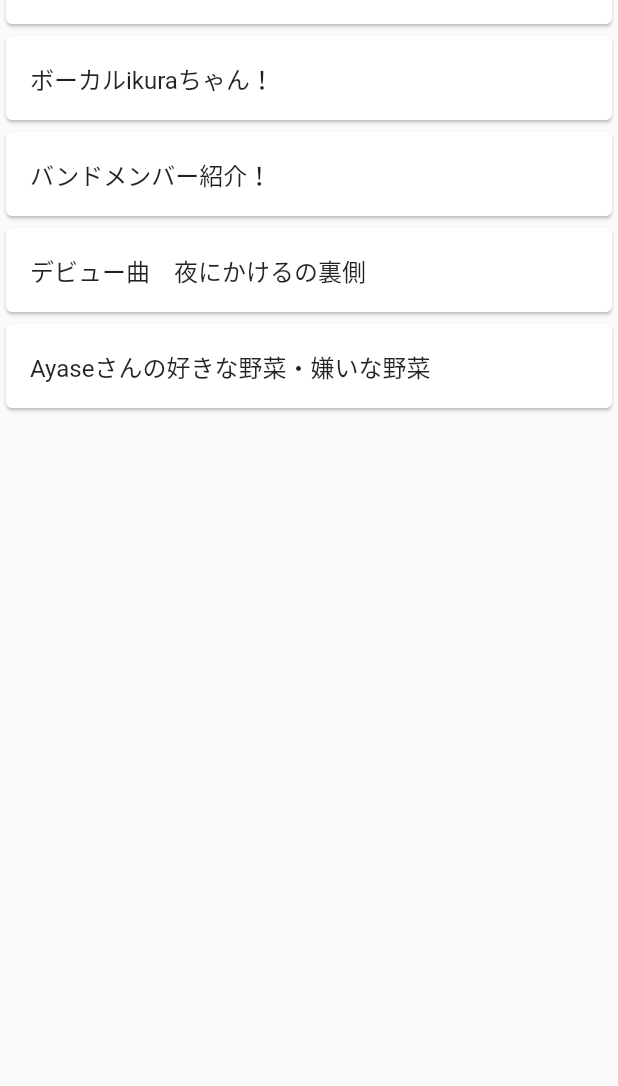
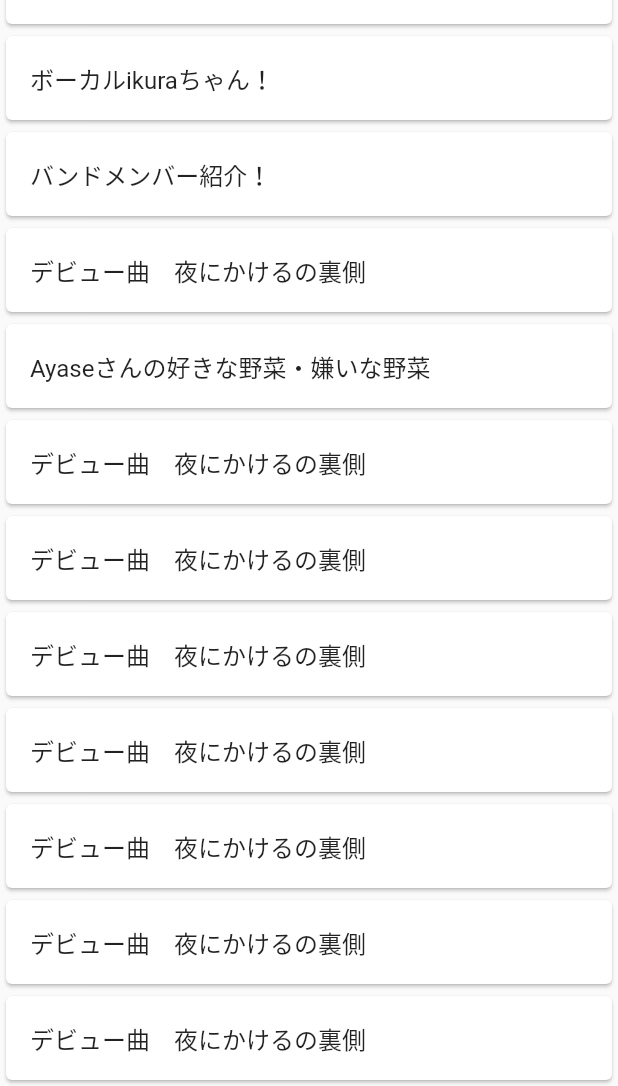
Before and after one commit to sugawara-kazuya/YOASOBI_app, a Flutter app: the NewsPage screen opened directly, on a phone screen of 412 x 824 dp, the part 150-1236 px from its top. Run offline on Flutter 3.47's test engine with Material 2 defaults, Android fonts, the phone set to English and light mode, and no system bars; our stand-ins replace cloud_firestore, firebase_auth, firebase_core, firebase_storage, image_picker; accounts and stored records are empty; network calls fail.

Commit message:
four-comit

```diff
--- a/my_app/lib/newses/news_1.dart
+++ b/my_app/lib/newses/news_1.dart
@@ -30,7 +30,7 @@ class _News_1State extends State<News_1> {
                     SizedBox(height: 20,),
                     Text('Ayaseさんは音楽合成ソフト・VOCALOIDで楽曲制作を行うボカロPとしても活動しており、Hey! Say! JUMP!やLiSAとUruのコラボ曲などの楽曲提供も手掛けています。',style: TextStyle(fontSize: 20,),),
                     SizedBox(height: 20,),
-                    Text('ikuraさんはシンガーソングライター『幾田りら』名義でも活動。アコースティックセッションユニット『ぷらそにか』のメンバーの1人でもあり、カバー曲を中心とした動画をYouTubeへ投稿しています。',style: TextStyle(fontSize: 20,),),
+                    Text('ikuraさんはシンガーソングライター『幾田りら』名義でも活動。アコースティックセッションユニット『ぷらそにか』のメンバーの1人でもあり、カバー曲を中心とした動画をYouTubeへ投稿していました。',style: TextStyle(fontSize: 20,),),
                     SizedBox(height: 20,),
                     Text('ソニーミュージックが運用する小説・イラスト投稿サイト『monogatary.com』で行われた、大賞に輝いた小説を楽曲化するコンテスト『モノコン2019』をきっかけにYOASOBIが結成。以降はデビュー曲「夜に駆ける」を初めとした数々の楽曲を発表しています。',style: TextStyle(fontSize: 20,),),
                     SizedBox(height: 20,),
--- a/my_app/lib/newses/news_2.dart
+++ b/my_app/lib/newses/news_2.dart
@@ -13,7 +13,7 @@ class _News_2State extends State<News_2> {
     return Scaffold(
       appBar: AppBar(
         centerTitle: true,
-        title: Text('ikuraちゃんの歌', style: TextStyle(color: Colors.pinkAccent),),
+        title: Text('ボーカルikuraちゃん!', style: TextStyle(color: Colors.pinkAccent),),
         backgroundColor: Colors.black,
         elevation: 5,
         iconTheme: IconThemeData(color: Colors.white),
@@ -26,15 +26,23 @@ class _News_2State extends State<News_2> {
               alignment: Alignment.centerLeft,
               child: Column(
                 children: [
-                  Text('ikuraちゃんはの本名は幾多りらさんといいます。実はもともとは「こころ」ちゃんという名前だったみたいです！',style: TextStyle(fontSize: 20,),),
+                  Text('幾田りらさん',style: TextStyle(fontSize: 20,),),
                   SizedBox(height: 20,),
-                  Text('',style: TextStyle(fontSize: 20,),),
+                  Text('2000年9月25日　シカゴ生まれ！',style: TextStyle(fontSize: 20,),),
                   SizedBox(height: 20,),
-                  Text('',style: TextStyle(fontSize: 20,),),
+                  Text('2016年～ アコースティックセッションユニット「ぷらそにか」',style: TextStyle(fontSize: 20,),),
                   SizedBox(height: 20,),
-                  Text('',style: TextStyle(fontSize: 20,),),
+                  Text('2018年～ 音楽ユニット「YOASOBI」結成',style: TextStyle(fontSize: 20,),),
                   SizedBox(height: 20,),
-                  Text('',style: TextStyle(fontSize: 20,),),
+                  Text('日本のシンガーソングライター。 「小説を音楽にする」ユニット「YOASOBI」のメンバー（ikura名義）としても活動している。2021年8月13日までは、アコースティックセッションユニット「ぷらそにか」のメンバーとしても活動していた。',style: TextStyle(fontSize: 20,),),
+                  SizedBox(height: 20,),
+                  Text('ライラックの花というのはどのようなものかというと、フランス語で「Lilas」と書きヨーロッパ原産の花となっており花言葉は「思い出」「友情」だそうです。',style: TextStyle(fontSize: 20,),),
+                  SizedBox(height: 20,),
+                  Text('音楽ユニット「YOASOBI」では「ikura」という名前で活動しているようなのですが、それは「いくたりら」という名前から最初と最後の文字を取って「いくら」→「ikura」と命名',style: TextStyle(fontSize: 20,),),
+                  SizedBox(height: 20,),
+                  Text('ちなみに海産物のイクラはあまり好きではないらしいのでそことの関連性はなさそうです。',style: TextStyle(fontSize: 20,),),
+                  SizedBox(height: 20,),
+                  Text('最近のラジオで判明したのですが、「こころ」ちゃんという名前が最初につけられていたみたいで、ギリギリで変更になったみたいです！',style: TextStyle(fontSize: 20,),),
                   SizedBox(height: 20,),
                   Text('',style: TextStyle(fontSize: 20,),),
                   SizedBox(height: 20,),
--- a/my_app/lib/newses/news_3.dart
+++ b/my_app/lib/newses/news_3.dart
@@ -13,7 +13,7 @@ class _News_3State extends State<News_3> {
     return Scaffold(
       appBar: AppBar(
         centerTitle: true,
-        title: Text('ほのぐもさんの秘密', style: TextStyle(color: Colors.pinkAccent),),
+        title: Text('バンドメンバー紹介', style: TextStyle(color: Colors.pinkAccent),),
         backgroundColor: Colors.black,
         elevation: 5,
         iconTheme: IconThemeData(color: Colors.white),
--- a/my_app/lib/newses/news_4.dart
+++ b/my_app/lib/newses/news_4.dart
@@ -13,7 +13,7 @@ class _News_4State extends State<News_4> {
     return Scaffold(
       appBar: AppBar(
         centerTitle: true,
-        title: Text('We are Asshre', style: TextStyle(color: Colors.pinkAccent),),
+        title: Text('デビュー曲　夜にかけるの裏側', style: TextStyle(color: Colors.pinkAccent),),
         backgroundColor: Colors.black,
         elevation: 5,
         iconTheme: IconThemeData(color: Colors.white),
--- a/my_app/lib/view/account/account_page.dart
+++ b/my_app/lib/view/account/account_page.dart
@@ -123,6 +123,7 @@ class _AccountPageState extends State<AccountPage> {
                                             foregroundImage: NetworkImage(
                                                 myAccount.imagePath),
                                           ),
+                                          SizedBox(width: 10,),
                                           Expanded(
                                             child: Container(
                                               child: Column(
--- a/my_app/lib/view/time_line/news_page.dart
+++ b/my_app/lib/view/time_line/news_page.dart
@@ -78,6 +78,107 @@ class _NewsPageState extends State<NewsPage> {
               ),
             ),
           ),
+          InkWell(
+            onTap: (){
+              Navigator.push(context, MaterialPageRoute(builder: (context) => News_4()));
+            },
+            child: Card(
+              child: ListTile(
+                title: Text('デビュー曲　夜にかけるの裏側'),
+              ),
+            ),
+          ),
+          InkWell(
+            onTap: (){
+              Navigator.push(context, MaterialPageRoute(builder: (context) => News_4()));
+            },
+            child: Card(
+              child: ListTile(
+                title: Text('デビュー曲　夜にかけるの裏側'),
+              ),
+            ),
+          ),
+          InkWell(
+            onTap: (){
+              Navigator.push(context, MaterialPageRoute(builder: (context) => News_4()));
+            },
+            child: Card(
+              child: ListTile(
+                title: Text('デビュー曲　夜にかけるの裏側'),
+              ),
+            ),
+          ),
+          InkWell(
+            onTap: (){
+              Navigator.push(context, MaterialPageRoute(builder: (context) => News_4()));
+            },
+            child: Card(
+              child: ListTile(
+                title: Text('デビュー曲　夜にかけるの裏側'),
+              ),
+            ),
+          ),
+          InkWell(
+            onTap: (){
+              Navigator.push(context, MaterialPageRoute(builder: (context) => News_4()));
+            },
+            child: Card(
+              child: ListTile(
+                title: Text('デビュー曲　夜にかけるの裏側'),
+              ),
+            ),
+          ),
+          InkWell(
+            onTap: (){
+              Navigator.push(context, MaterialPageRoute(builder: (context) => News_4()));
+            },
+            child: Card(
+              child: ListTile(
+                title: Text('デビュー曲　夜にかけるの裏側'),
+              ),
+            ),
+          ),
+          InkWell(
+            onTap: (){
+              Navigator.push(context, MaterialPageRoute(builder: (context) => News_4()));
+            },
+            child: Card(
+              child: ListTile(
+                title: Text('デビュー曲　夜にかけるの裏側'),
+              ),
+            ),
+          ),
+          InkWell(
+            onTap: (){
+              Navigator.push(context, MaterialPageRoute(builder: (context) => News_4()));
+            },
+            child: Card(
+              child: ListTile(
+                title: Text('デビュー曲　夜にかけるの裏側'),
+              ),
+            ),
+          ),
+          InkWell(
+            onTap: (){
+              Navigator.push(context, MaterialPageRoute(builder: (context) => News_4()));
+            },
+            child: Card(
+              child: ListTile(
+                title: Text('デビュー曲　夜にかけるの裏側'),
+              ),
+            ),
+          ),
+          InkWell(
+            onTap: (){
+              Navigator.push(context, MaterialPageRoute(builder: (context) => News_4()));
+            },
+            child: Card(
+              child: ListTile(
+                title: Text('デビュー曲　夜にかけるの裏側'),
+              ),
+            ),
+          ),
+
         ],
       ),
     );
--- a/my_app/lib/view/time_line/time_line_page.dart
+++ b/my_app/lib/view/time_line/time_line_page.dart
@@ -67,7 +67,7 @@ class _TimeLinePageState extends State<TimeLinePage> {
                               radius: 25,
                               foregroundImage: NetworkImage(postAccount.imagePath),
                             ),
-
+                            SizedBox(width: 10,),
                             Expanded(
                               child: Padding(
                                 padding: const EdgeInsets.all(1.0),
```
